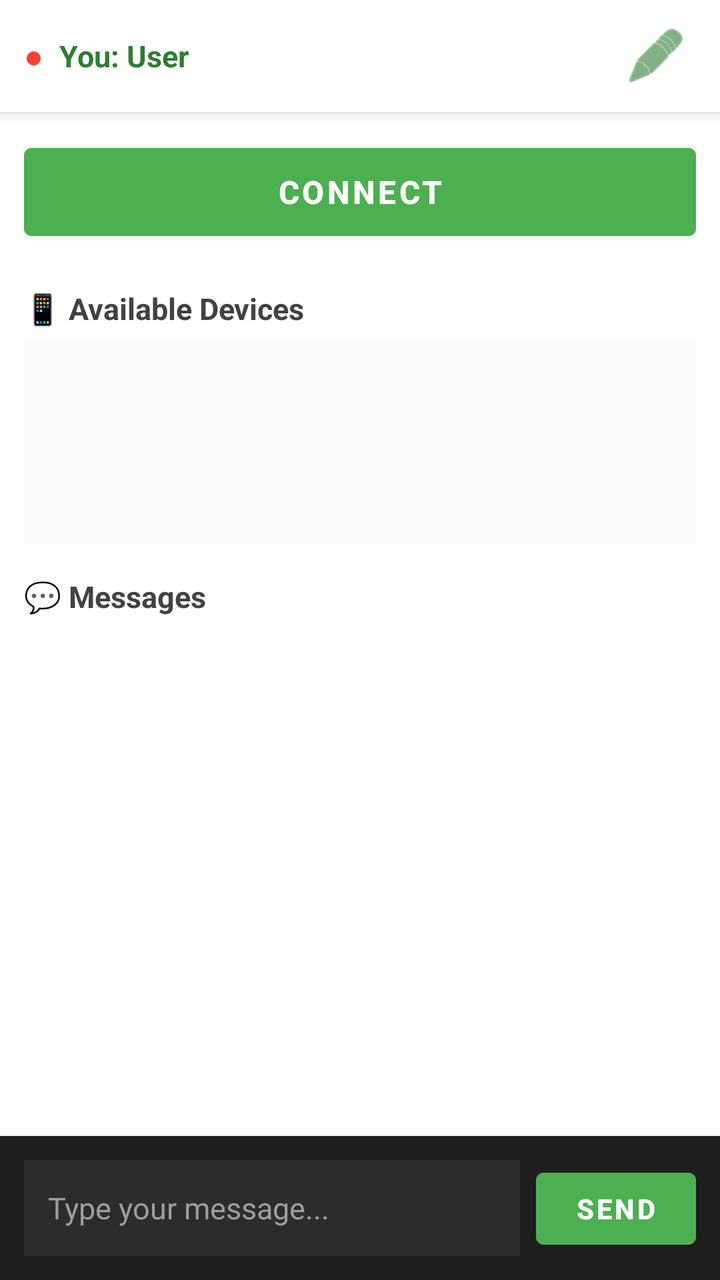
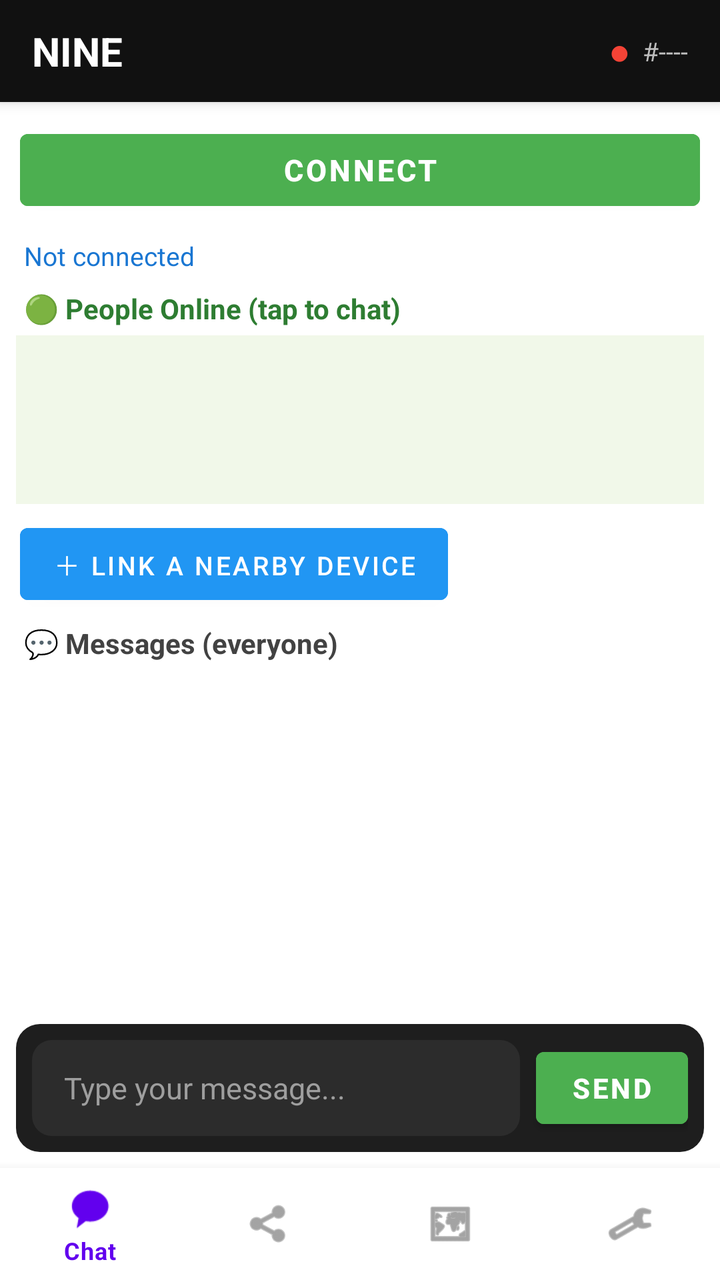

Screens rendered from an Android XML layout before and after an edit, with the pre-edit source and the edit as a unified diff.
<!-- AndroidManifest.xml: application theme Theme.P2PChat -->
<!-- res/layout/activity_bluetooth_chat.xml -->
<?xml version="1.0" encoding="utf-8"?>
<LinearLayout xmlns:android="http://schemas.android.com/apk/res/android"
    android:layout_width="match_parent"
    android:layout_height="match_parent"
    android:orientation="vertical"
    android:background="@android:color/white"
    android:padding="0dp">

    
    <LinearLayout
        android:layout_width="match_parent"
        android:layout_height="wrap_content"
        android:orientation="horizontal"
        android:gravity="center_vertical"
        android:background="@android:color/white"
        android:elevation="4dp"
        android:paddingStart="12dp"
        android:paddingEnd="12dp"
        android:paddingTop="8dp"
        android:paddingBottom="8dp">

        <TextView
            android:id="@+id/connection_indicator"
            android:layout_width="wrap_content"
            android:layout_height="wrap_content"
            android:text="●"
            android:textSize="16sp"
            android:textColor="#F44336"
            android:layout_marginEnd="8dp"
            android:contentDescription="Connection status" />

        <TextView
            android:id="@+id/username_display"
            android:layout_width="0dp"
            android:layout_weight="1"
            android:layout_height="wrap_content"
            android:text="You: User"
            android:textSize="15sp"
            android:textStyle="bold"
            android:textColor="#2E7D32" />

        <ImageButton
            android:id="@+id/btn_edit_username"
            android:layout_width="40dp"
            android:layout_height="40dp"
            android:src="@android:drawable/ic_menu_edit"
            android:background="?android:attr/selectableItemBackgroundBorderless"
            android:contentDescription="Edit name"
            android:padding="6dp"
            android:tint="#2E7D32" />

        
        <TextView
            android:id="@+id/status_text"
            android:layout_width="0dp"
            android:layout_height="0dp"
            android:visibility="gone"
            android:text="Bluetooth Chat Ready" />
    </LinearLayout>

    
    <LinearLayout
        android:layout_width="match_parent"
        android:layout_height="wrap_content"
        android:orientation="vertical"
        android:padding="12dp"
        android:background="@android:color/white"
        android:elevation="2dp">

        <Button
            android:id="@+id/btn_connect"
            android:layout_width="match_parent"
            android:layout_height="56dp"
            android:text="Connect"
            android:textSize="16sp"
            android:textStyle="bold"
            android:backgroundTint="#4CAF50"
            android:textColor="@android:color/white" />
    </LinearLayout>

    
    <LinearLayout
        android:layout_width="match_parent"
        android:layout_height="0dp"
        android:layout_weight="1"
        android:orientation="vertical"
        android:paddingStart="12dp"
        android:paddingEnd="12dp"
        android:paddingTop="8dp"
        android:paddingBottom="8dp"
        android:background="@android:color/white"
        android:elevation="2dp">

        <TextView
            android:layout_width="wrap_content"
            android:layout_height="wrap_content"
            android:text="📱 Available Devices"
            android:textStyle="bold"
            android:textSize="15sp"
            android:textColor="#424242"
            android:layout_marginBottom="6dp" />

        <ListView
            android:id="@+id/device_list"
            android:layout_width="match_parent"
            android:layout_height="0dp"
            android:layout_weight="1"
            android:background="#FAFAFA"
            android:divider="#E0E0E0"
            android:dividerHeight="1dp"
            android:padding="4dp" />
    </LinearLayout>

    
    <LinearLayout
        android:layout_width="match_parent"
        android:layout_height="0dp"
        android:layout_weight="2"
        android:orientation="vertical"
        android:paddingStart="12dp"
        android:paddingEnd="12dp"
        android:paddingTop="8dp"
        android:paddingBottom="8dp"
        android:background="@android:color/white"
        android:elevation="2dp">

        <TextView
            android:layout_width="wrap_content"
            android:layout_height="wrap_content"
            android:text="💬 Messages"
            android:textStyle="bold"
            android:textSize="15sp"
            android:textColor="#424242"
            android:layout_marginBottom="6dp" />

        <ListView
            android:id="@+id/message_list"
            android:layout_width="match_parent"
            android:layout_height="0dp"
            android:layout_weight="1"
            android:background="#FFFFFF"
            android:divider="#E0E0E0"
            android:dividerHeight="1dp"
            android:padding="8dp"
            android:transcriptMode="alwaysScroll"
            android:stackFromBottom="true" />
    </LinearLayout>

    
    <LinearLayout
        android:layout_width="match_parent"
        android:layout_height="wrap_content"
        android:orientation="horizontal"
        android:padding="12dp"
        android:background="#1E1E1E"
        android:elevation="8dp">

        <EditText
            android:id="@+id/message_input"
            android:layout_width="0dp"
            android:layout_height="wrap_content"
            android:layout_weight="1"
            android:hint="Type your message..."
            android:padding="12dp"
            android:background="#2C2C2C"
            android:textColor="#FFFFFF"
            android:textColorHint="#9E9E9E"
            android:textSize="15sp"
            android:layout_marginEnd="8dp"
            android:minHeight="48dp"
            android:maxLines="3"
            android:inputType="textCapSentences|textMultiLine" />

        <Button
            android:id="@+id/btn_send_message"
            android:layout_width="wrap_content"
            android:layout_height="wrap_content"
            android:text="Send"
            android:textStyle="bold"
            android:backgroundTint="#4CAF50"
            android:textColor="@android:color/white"
            android:minWidth="80dp"
            android:minHeight="48dp" />
    </LinearLayout>

</LinearLayout>
<!-- resources referenced by this layout -->
<resources>
  <style name="Theme.P2PChat" parent="Theme.MaterialComponents.Light.DarkActionBar">
          
          <item name="colorPrimary">@color/purple_500</item>
          <item name="colorPrimaryVariant">@color/purple_700</item>
          <item name="colorOnPrimary">@color/white</item>
          
          <item name="colorSecondary">@color/teal_200</item>
          <item name="colorSecondaryVariant">@color/teal_700</item>
          <item name="colorOnSecondary">@color/black</item>
          
          <item name="android:statusBarColor" tools:targetApi="l">?attr/colorPrimaryVariant</item>
          
      </style>
  <color name="purple_500">#FF6200EE</color>
  <color name="purple_700">#FF3700B3</color>
  <color name="white">#FFFFFFFF</color>
  <color name="teal_200">#FF03DAC5</color>
  <color name="teal_700">#FF018786</color>
  <color name="black">#FF000000</color>
</resources>

<!-- the commit's change to res/layout/activity_bluetooth_chat.xml (unified diff, before → after) -->
@@ -3,8 +3,7 @@
     android:layout_width="match_parent"
     android:layout_height="match_parent"
     android:orientation="vertical"
-    android:background="@android:color/white"
-    android:padding="0dp">
+    android:background="@android:color/white">
 
     
     <LinearLayout
@@ -12,175 +11,364 @@
         android:layout_height="wrap_content"
         android:orientation="horizontal"
         android:gravity="center_vertical"
-        android:background="@android:color/white"
+        android:background="#111111"
         android:elevation="4dp"
-        android:paddingStart="12dp"
-        android:paddingEnd="12dp"
-        android:paddingTop="8dp"
-        android:paddingBottom="8dp">
+        android:paddingStart="16dp"
+        android:paddingEnd="16dp"
+        android:paddingTop="12dp"
+        android:paddingBottom="12dp">
+
+        <TextView
+            android:layout_width="0dp"
+            android:layout_weight="1"
+            android:layout_height="wrap_content"
+            android:text="NINE"
+            android:textSize="20sp"
+            android:textStyle="bold"
+            android:textColor="@android:color/white" />
 
         <TextView
             android:id="@+id/connection_indicator"
             android:layout_width="wrap_content"
             android:layout_height="wrap_content"
             android:text="●"
-            android:textSize="16sp"
+            android:textSize="18sp"
             android:textColor="#F44336"
-            android:layout_marginEnd="8dp"
+            android:layout_marginEnd="6dp"
             android:contentDescription="Connection status" />
 
         <TextView
-            android:id="@+id/username_display"
-            android:layout_width="0dp"
-            android:layout_weight="1"
+            android:id="@+id/tv_self_id"
+            android:layout_width="wrap_content"
             android:layout_height="wrap_content"
-            android:text="You: User"
-            android:textSize="15sp"
-            android:textStyle="bold"
-            android:textColor="#2E7D32" />
-
-        <ImageButton
-            android:id="@+id/btn_edit_username"
-            android:layout_width="40dp"
-            android:layout_height="40dp"
-            android:src="@android:drawable/ic_menu_edit"
-            android:background="?android:attr/selectableItemBackgroundBorderless"
-            android:contentDescription="Edit name"
-            android:padding="6dp"
-            android:tint="#2E7D32" />
+            android:text="#----"
+            android:textSize="13sp"
+            android:textColor="#BDBDBD" />
+    </LinearLayout>
+
+    
+    <FrameLayout
+        android:layout_width="match_parent"
+        android:layout_height="0dp"
+        android:layout_weight="1">
 
         
-        <TextView
-            android:id="@+id/status_text"
-            android:layout_width="0dp"
-            android:layout_height="0dp"
-            android:visibility="gone"
-            android:text="Bluetooth Chat Ready" />
-    </LinearLayout>
+        <LinearLayout
+            android:id="@+id/section_chat"
+            android:layout_width="match_parent"
+            android:layout_height="match_parent"
+            android:orientation="vertical">
+
+            <Button
+                android:id="@+id/btn_connect"
+                android:layout_width="match_parent"
+                android:layout_height="48dp"
+                android:text="Connect"
+                android:textSize="15sp"
+                android:textStyle="bold"
+                android:backgroundTint="#4CAF50"
+                android:textColor="@android:color/white"
+                android:layout_margin="10dp" />
+
+            <TextView
+                android:id="@+id/status_text"
+                android:layout_width="match_parent"
+                android:layout_height="wrap_content"
+                android:text="Not connected"
+                android:textSize="13sp"
+                android:textColor="#1976D2"
+                android:paddingStart="12dp"
+                android:paddingEnd="12dp"
+                android:paddingBottom="4dp" />
+
+            <TextView
+                android:layout_width="wrap_content"
+                android:layout_height="wrap_content"
+                android:text="🟢 People Online (tap to chat)"
+                android:textStyle="bold"
+                android:textSize="14sp"
+                android:textColor="#2E7D32"
+                android:paddingStart="12dp"
+                android:paddingTop="4dp"
+                android:paddingBottom="4dp" />
+
+            <ListView
+                android:id="@+id/contacts_list"
+                android:layout_width="match_parent"
+                android:layout_height="0dp"
+                android:layout_weight="1"
+                android:background="#F1F8E9"
+                android:divider="#E0E0E0"
+                android:dividerHeight="1dp"
+                android:layout_marginStart="8dp"
+                android:layout_marginEnd="8dp"
+                android:padding="4dp" />
+
+            <Button
+                android:id="@+id/btn_link_device"
+                android:layout_width="wrap_content"
+                android:layout_height="wrap_content"
+                android:text="＋ Link a nearby device"
+                android:textSize="13sp"
+                android:backgroundTint="#2196F3"
+                android:textColor="@android:color/white"
+                android:layout_marginStart="10dp"
+                android:layout_marginTop="6dp" />
+
+            <TextView
+                android:id="@+id/message_header"
+                android:layout_width="match_parent"
+                android:layout_height="wrap_content"
+                android:text="💬 Messages (everyone)"
+                android:textStyle="bold"
+                android:textSize="14sp"
+                android:textColor="#424242"
+                android:paddingStart="12dp"
+                android:paddingTop="6dp"
+                android:paddingBottom="4dp" />
+
+            <ListView
+                android:id="@+id/message_list"
+                android:layout_width="match_parent"
+                android:layout_height="0dp"
+                android:layout_weight="2"
+                android:background="#FFFFFF"
+                android:divider="#E0E0E0"
+                android:dividerHeight="1dp"
+                android:layout_marginStart="8dp"
+                android:layout_marginEnd="8dp"
+                android:padding="6dp"
+                android:transcriptMode="alwaysScroll"
+                android:stackFromBottom="true" />
+
+            
+            <LinearLayout
+                android:layout_width="match_parent"
+                android:layout_height="wrap_content"
+                android:orientation="horizontal"
+                android:gravity="center_vertical"
+                android:padding="8dp"
+                android:layout_margin="8dp"
+                android:background="@drawable/bg_input_bar">
+
+                <EditText
+                    android:id="@+id/message_input"
+                    android:layout_width="0dp"
+                    android:layout_height="wrap_content"
+                    android:layout_weight="1"
+                    android:hint="Type your message..."
+                    android:paddingStart="16dp"
+                    android:paddingEnd="16dp"
+                    android:paddingTop="12dp"
+                    android:paddingBottom="12dp"
+                    android:background="@drawable/bg_input_field"
+                    android:textColor="#FFFFFF"
+                    android:textColorHint="#9E9E9E"
+                    android:textSize="15sp"
+                    android:layout_marginEnd="8dp"
+                    android:minHeight="48dp"
+                    android:maxLines="3"
+                    android:inputType="textCapSentences|textMultiLine" />
+
+                <Button
+                    android:id="@+id/btn_send_message"
+                    android:layout_width="wrap_content"
+                    android:layout_height="wrap_content"
+                    android:text="Send"
+                    android:textStyle="bold"
+                    android:backgroundTint="#4CAF50"
+                    android:textColor="@android:color/white"
+                    android:minWidth="76dp"
+                    android:minHeight="48dp" />
+            </LinearLayout>
+        </LinearLayout>
+
+        
+        <LinearLayout
+            android:id="@+id/section_relay"
+            android:layout_width="match_parent"
+            android:layout_height="match_parent"
+            android:orientation="vertical"
+            android:gravity="center_horizontal"
+            android:padding="20dp"
+            android:visibility="gone">
+
+            <TextView
+                android:layout_width="wrap_content"
+                android:layout_height="wrap_content"
+                android:text="Relay Mode"
+                android:textSize="20sp"
+                android:textStyle="bold"
+                android:textColor="#212121"
+                android:layout_marginTop="16dp"
+                android:layout_marginBottom="8dp" />
+
+            <TextView
+                android:layout_width="match_parent"
+                android:layout_height="wrap_content"
+                android:text="Turn this on to let your phone forward messages between other people who are out of range. You don't need to type or read anything — just keep the app running."
+                android:textSize="14sp"
+                android:textColor="#616161"
+                android:gravity="center"
+                android:layout_marginBottom="24dp" />
+
+            <Button
+                android:id="@+id/btn_relay_mode"
+                android:layout_width="match_parent"
+                android:layout_height="56dp"
+                android:text="Start Relaying"
+                android:textSize="16sp"
+                android:textStyle="bold"
+                android:backgroundTint="#FF9800"
+                android:textColor="@android:color/white" />
+
+            <TextView
+                android:id="@+id/relay_status"
+                android:layout_width="match_parent"
+                android:layout_height="wrap_content"
+                android:text="Relay is off"
+                android:textSize="15sp"
+                android:textColor="#424242"
+                android:gravity="center"
+                android:layout_marginTop="24dp" />
+        </LinearLayout>
+
+        
+        <LinearLayout
+            android:id="@+id/section_map"
+            android:layout_width="match_parent"
+            android:layout_height="match_parent"
+            android:orientation="vertical"
+            android:visibility="gone">
+
+            <org.osmdroid.views.MapView
+                android:id="@+id/map"
+                android:layout_width="match_parent"
+                android:layout_height="0dp"
+                android:layout_weight="1" />
+
+            <TextView
+                android:id="@+id/map_status"
+                android:layout_width="match_parent"
+                android:layout_height="wrap_content"
+                android:text="Online: shows live map. Download your area to use it offline."
+                android:textSize="12sp"
+                android:textColor="#616161"
+                android:padding="10dp" />
+
+            <LinearLayout
+                android:layout_width="match_parent"
+                android:layout_height="wrap_content"
+                android:orientation="horizontal"
+                android:padding="8dp">
+
+                <Button
+                    android:id="@+id/btn_my_location"
+                    android:layout_width="0dp"
+                    android:layout_weight="1"
+                    android:layout_height="wrap_content"
+                    android:text="My Location"
+                    android:textSize="13sp"
+                    android:backgroundTint="#2196F3"
+                    android:textColor="@android:color/white"
+                    android:layout_marginEnd="6dp" />
+
+                <Button
+                    android:id="@+id/btn_download_area"
+                    android:layout_width="0dp"
+                    android:layout_weight="1"
+                    android:layout_height="wrap_content"
+                    android:text="Download this area"
+                    android:textSize="13sp"
+                    android:backgroundTint="#4CAF50"
+                    android:textColor="@android:color/white"
+                    android:layout_marginStart="6dp" />
+            </LinearLayout>
+        </LinearLayout>
+
+        
+        <LinearLayout
+            android:id="@+id/section_settings"
+            android:layout_width="match_parent"
+            android:layout_height="match_parent"
+            android:orientation="vertical"
+            android:padding="20dp"
+            android:visibility="gone">
+
+            <TextView
+                android:layout_width="wrap_content"
+                android:layout_height="wrap_content"
+                android:text="Your Profile"
+                android:textSize="18sp"
+                android:textStyle="bold"
+                android:textColor="#212121"
+                android:layout_marginBottom="12dp" />
+
+            <LinearLayout
+                android:layout_width="match_parent"
+                android:layout_height="wrap_content"
+                android:orientation="horizontal"
+                android:gravity="center_vertical"
+                android:background="#F5F5F5"
+                android:padding="12dp">
+
+                <TextView
+                    android:id="@+id/username_display"
+                    android:layout_width="0dp"
+                    android:layout_weight="1"
+                    android:layout_height="wrap_content"
+                    android:text="You: User"
+                    android:textSize="16sp"
+                    android:textStyle="bold"
+                    android:textColor="#2E7D32" />
+
+                <ImageButton
+                    android:id="@+id/btn_edit_username"
+                    android:layout_width="44dp"
+                    android:layout_height="44dp"
+                    android:src="@android:drawable/ic_menu_edit"
+                    android:background="?android:attr/selectableItemBackgroundBorderless"
+                    android:contentDescription="Edit name"
+                    android:padding="8dp"
+                    android:tint="#2E7D32" />
+            </LinearLayout>
+
+            <TextView
+                android:id="@+id/settings_device_id"
+                android:layout_width="match_parent"
+                android:layout_height="wrap_content"
+                android:text="Device ID: —"
+                android:textSize="13sp"
+                android:textColor="#757575"
+                android:layout_marginTop="16dp" />
+
+            <TextView
+                android:layout_width="match_parent"
+                android:layout_height="wrap_content"
+                android:text="NINE • version 1.0.1"
+                android:textSize="13sp"
+                android:textColor="#9E9E9E"
+                android:layout_marginTop="24dp" />
+
+            <Button
+                android:id="@+id/btn_permissions"
+                android:layout_width="wrap_content"
+                android:layout_height="wrap_content"
+                android:text="Check permissions"
+                android:textSize="13sp"
+                android:backgroundTint="#607D8B"
+                android:textColor="@android:color/white"
+                android:layout_marginTop="16dp" />
+        </LinearLayout>
+    </FrameLayout>
 
     
-    <LinearLayout
+    <com.google.android.material.bottomnavigation.BottomNavigationView
+        android:id="@+id/bottom_nav"
         android:layout_width="match_parent"
         android:layout_height="wrap_content"
-        android:orientation="vertical"
-        android:padding="12dp"
         android:background="@android:color/white"
-        android:elevation="2dp">
-
-        <Button
-            android:id="@+id/btn_connect"
-            android:layout_width="match_parent"
-            android:layout_height="56dp"
-            android:text="Connect"
-            android:textSize="16sp"
-            android:textStyle="bold"
-            android:backgroundTint="#4CAF50"
-            android:textColor="@android:color/white" />
-    </LinearLayout>
-
-    
-    <LinearLayout
-        android:layout_width="match_parent"
-        android:layout_height="0dp"
-        android:layout_weight="1"
-        android:orientation="vertical"
-        android:paddingStart="12dp"
-        android:paddingEnd="12dp"
-        android:paddingTop="8dp"
-        android:paddingBottom="8dp"
-        android:background="@android:color/white"
-        android:elevation="2dp">
-
-        <TextView
-            android:layout_width="wrap_content"
-            android:layout_height="wrap_content"
-            android:text="📱 Available Devices"
-            android:textStyle="bold"
-            android:textSize="15sp"
-            android:textColor="#424242"
-            android:layout_marginBottom="6dp" />
-
-        <ListView
-            android:id="@+id/device_list"
-            android:layout_width="match_parent"
-            android:layout_height="0dp"
-            android:layout_weight="1"
-            android:background="#FAFAFA"
-            android:divider="#E0E0E0"
-            android:dividerHeight="1dp"
-            android:padding="4dp" />
-    </LinearLayout>
-
-    
-    <LinearLayout
-        android:layout_width="match_parent"
-        android:layout_height="0dp"
-        android:layout_weight="2"
-        android:orientation="vertical"
-        android:paddingStart="12dp"
-        android:paddingEnd="12dp"
-        android:paddingTop="8dp"
-        android:paddingBottom="8dp"
-        android:background="@android:color/white"
-        android:elevation="2dp">
-
-        <TextView
-            android:layout_width="wrap_content"
-            android:layout_height="wrap_content"
-            android:text="💬 Messages"
-            android:textStyle="bold"
-            android:textSize="15sp"
-            android:textColor="#424242"
-            android:layout_marginBottom="6dp" />
-
-        <ListView
-            android:id="@+id/message_list"
-            android:layout_width="match_parent"
-            android:layout_height="0dp"
-            android:layout_weight="1"
-            android:background="#FFFFFF"
-            android:divider="#E0E0E0"
-            android:dividerHeight="1dp"
-            android:padding="8dp"
-            android:transcriptMode="alwaysScroll"
-            android:stackFromBottom="true" />
-    </LinearLayout>
-
-    
-    <LinearLayout
-        android:layout_width="match_parent"
-        android:layout_height="wrap_content"
-        android:orientation="horizontal"
-        android:padding="12dp"
-        android:background="#1E1E1E"
-        android:elevation="8dp">
-
-        <EditText
-            android:id="@+id/message_input"
-            android:layout_width="0dp"
-            android:layout_height="wrap_content"
-            android:layout_weight="1"
-            android:hint="Type your message..."
-            android:padding="12dp"
-            android:background="#2C2C2C"
-            android:textColor="#FFFFFF"
-            android:textColorHint="#9E9E9E"
-            android:textSize="15sp"
-            android:layout_marginEnd="8dp"
-            android:minHeight="48dp"
-            android:maxLines="3"
-            android:inputType="textCapSentences|textMultiLine" />
-
-        <Button
-            android:id="@+id/btn_send_message"
-            android:layout_width="wrap_content"
-            android:layout_height="wrap_content"
-            android:text="Send"
-            android:textStyle="bold"
-            android:backgroundTint="#4CAF50"
-            android:textColor="@android:color/white"
-            android:minWidth="80dp"
-            android:minHeight="48dp" />
-    </LinearLayout>
+        app:menu="@menu/bottom_nav_menu"
+        xmlns:app="http://schemas.android.com/apk/res-auto" />
 
 </LinearLayout>
<!-- resource entries referenced after the edit -->
@@ -1,6 +1,20 @@
 <!-- resources referenced by this layout -->
 <resources>
-  <style name="Theme.P2PChat" parent="Theme.MaterialComponents.Light.DarkActionBar">
+  <!-- drawable bg_input_bar (drawable) -->
+  <?xml version="1.0" encoding="utf-8"?>
+  <shape xmlns:android="http://schemas.android.com/apk/res/android"
+      android:shape="rectangle">
+      <solid android:color="#1E1E1E" />
+      <corners android:radius="12dp" />
+  </shape>
+  <!-- drawable bg_input_field (drawable) -->
+  <?xml version="1.0" encoding="utf-8"?>
+  <shape xmlns:android="http://schemas.android.com/apk/res/android"
+      android:shape="rectangle">
+      <solid android:color="#2C2C2C" />
+      <corners android:radius="10dp" />
+  </shape>
+  <style name="Theme.P2PChat" parent="Theme.MaterialComponents.Light.NoActionBar">
           
           <item name="colorPrimary">@color/purple_500</item>
           <item name="colorPrimaryVariant">@color/purple_700</item>
